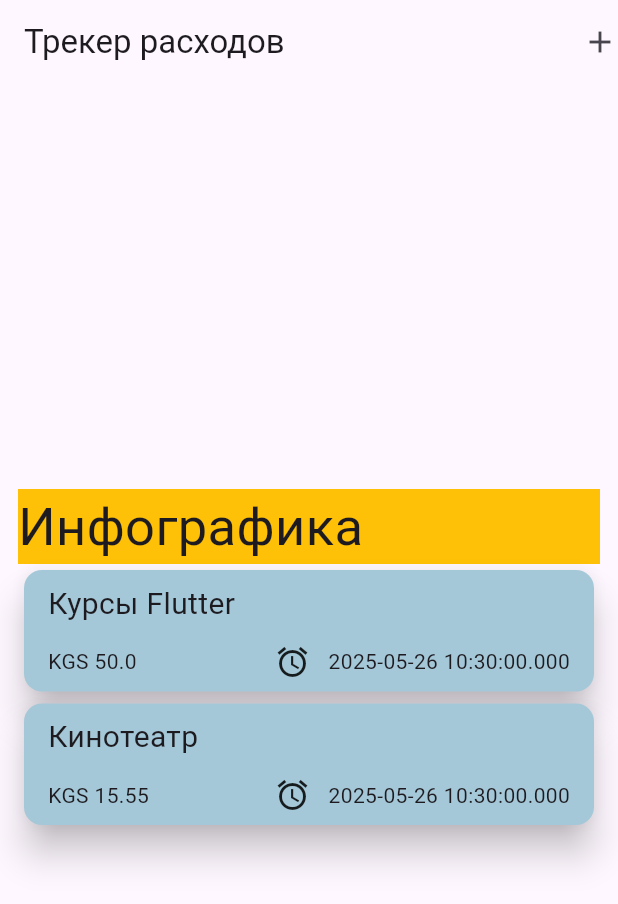
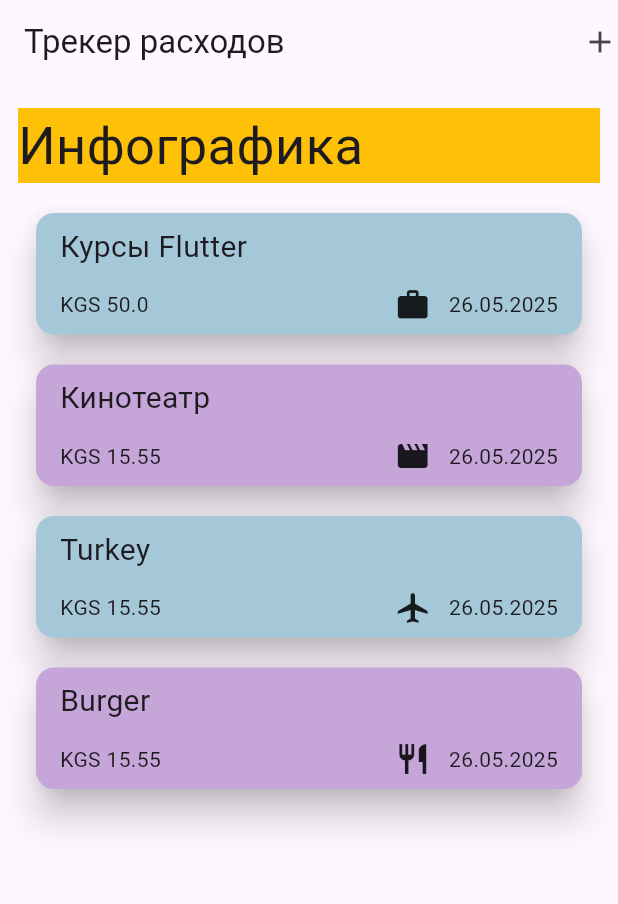
Before and after one commit to timkanurmamatov/expense_tracker, a Flutter app: the screen it shows after launch, on a phone screen of 412 x 824 dp. Shown: the top 904 px of the screen. Run offline on Flutter 3.47's test engine with Material 3 defaults, Android fonts, the phone set to English and light mode, and no system bars.

Commit message:
Добавил форматирование при помощи пакета intl Добавил иконки к категориям Заменил Column на ListView.separated

```diff
--- a/lib/models/expense_model.dart
+++ b/lib/models/expense_model.dart
@@ -1,3 +1,4 @@
+import 'package:flutter/material.dart';
 import 'package:uuid/uuid.dart';
 
 const uuid = Uuid();
@@ -23,3 +24,18 @@ enum Category {
   leisure,
   work,
 }
+
+extension CategoryIconExtension on Category {
+  IconData get icon {
+    switch (this) {
+      case Category.food:
+        return Icons.restaurant;
+      case Category.leisure:
+        return Icons.movie;
+      case Category.travel:
+        return Icons.airplanemode_active;
+      case Category.work:
+        return Icons.work;
+    }
+  }
+}
--- a/lib/widgets/expense_list.dart
+++ b/lib/widgets/expense_list.dart
@@ -9,18 +9,20 @@ class ExpenseList extends StatelessWidget {
 
   @override
   Widget build(BuildContext context) {
-    return Column(
-        // for(ExpenseModel e in expenses){
-        //   e
-        // }
-        children: expenses.map(
-          (e) { // e -> expenses[i]
-            return ExpenseListTile(expense: e);
-          },
-        ).toList(),
-      );
+    return ListView.separated(
+      padding: EdgeInsets.symmetric(horizontal: 8, vertical: 16),
+      itemCount: expenses.length,
+      separatorBuilder: (context, index) {
+        return SizedBox(height: 12);
+      },
+      itemBuilder: (context, index) {
+        return ExpenseListTile(
+          expense: expenses[index],
+          color: index % 2 == 0
+          ? const Color.fromARGB(255, 165, 200, 216)
+          : const Color.fromARGB(255, 198, 165, 216),
+        );
+      },
+    );
   }
 }
-
-
-// Text(expenses[index].title, style: TextStyle(fontSize: 35))
--- a/lib/widgets/expense_list_tile.dart
+++ b/lib/widgets/expense_list_tile.dart
@@ -1,16 +1,18 @@
 // tile - плитка
 import 'package:expense_tracker/models/expense_model.dart';
 import 'package:flutter/material.dart';
+import 'package:intl/intl.dart';
 
 class ExpenseListTile extends StatelessWidget {
   final ExpenseModel expense;
+  final Color color;
 
-  const ExpenseListTile({super.key, required this.expense});
+  const ExpenseListTile({super.key, required this.expense, required this.color});
 
   @override
   Widget build(BuildContext context) {
     return Card(
-      color: const Color.fromARGB(255, 165, 200, 216),
+      color: color,
       elevation: 10,
       child: Padding(
         padding: const EdgeInsets.symmetric(horizontal: 16, vertical: 8),
@@ -35,12 +37,12 @@ class ExpenseListTile extends StatelessWidget {
                 Spacer(),
 
                 // icon -> category
-                Icon(Icons.access_alarm),
+                Icon(expense.category.icon),
 
                 SizedBox(width: 12),
 
                 // date
-                Text(expense.date.toString()),
+                Text(getFormattedDate(expense.date)),
               ],
             ),
           ],
@@ -48,4 +50,9 @@ class ExpenseListTile extends StatelessWidget {
       ),
     );
   }
+
+  String getFormattedDate(DateTime date){
+    var format = DateFormat('dd.MM.yyyy');
+   return format.format(date);
+  }
 }
--- a/lib/widgets/expenses_screen.dart
+++ b/lib/widgets/expenses_screen.dart
@@ -27,6 +27,18 @@ class _ExpensesScreenState extends State<ExpensesScreen> {
         date: DateTime.now(),
         category: Category.leisure,
       ),
+      ExpenseModel(
+        title: "Turkey",
+        amount: 15.55,
+        date: DateTime.now(),
+        category: Category.travel,
+      ),
+      ExpenseModel(
+        title: "Burger",
+        amount: 15.55,
+        date: DateTime.now(),
+        category: Category.food,
+      ),
     ];
     super.initState();
   }
@@ -52,8 +64,7 @@ class _ExpensesScreenState extends State<ExpensesScreen> {
                 style: TextStyle(fontSize: 35,),
               ),
             ),
-            // todo: Заменить контейнер снизу списком расходов из [expenses] в виде виджетов Text
-            ExpenseList(expenses: _expenses),
+            Expanded(child: ExpenseList(expenses: _expenses)),
           ],
         ),
       ),
--- a/pubspec.yaml
+++ b/pubspec.yaml
@@ -34,6 +34,7 @@ dependencies:
   # The following adds the Cupertino Icons font to your application.
   # Use with the CupertinoIcons class for iOS style icons.
   cupertino_icons: ^1.0.8
+  intl: ^0.20.2
   uuid: ^4.5.1
 
 dev_dependencies:
```
Also changed, not shown: pubspec.lock.
